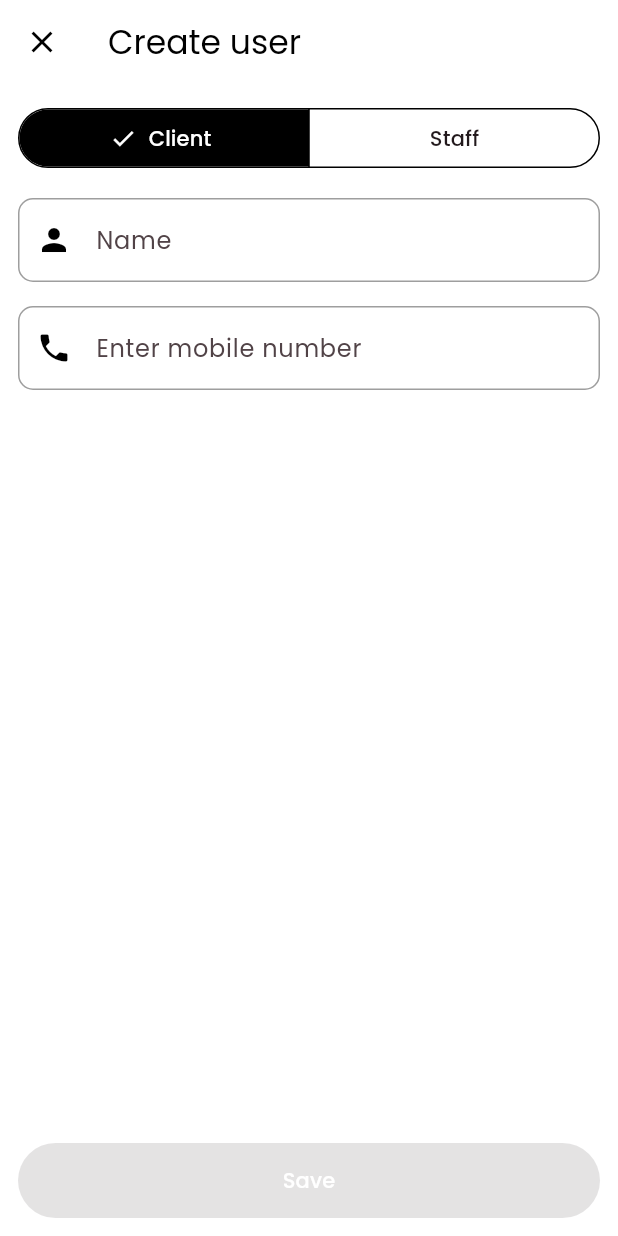
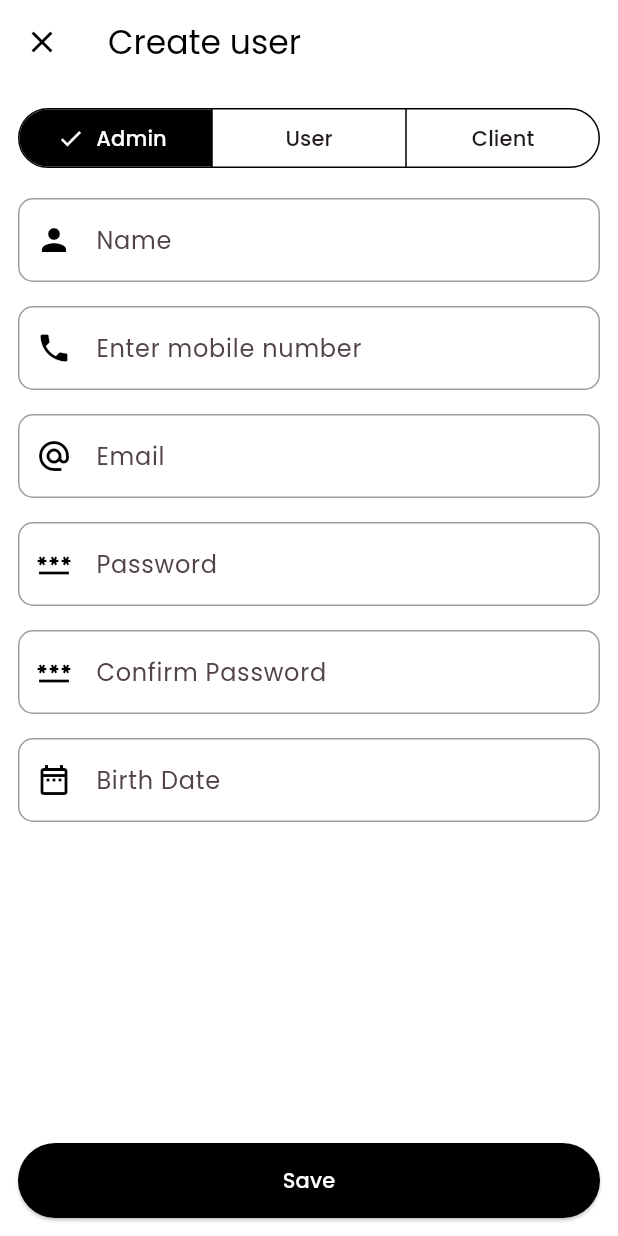
Before and after one commit to Rudrika15/jay-frontend, a Flutter app: the AppUsersView screen opened directly, after a tap on the "add" icon, on a phone screen of 412 x 824 dp. Run offline on Flutter 3.47's test engine with Material 3 defaults, Android fonts, the phone set to English and light mode, and no system bars; our stand-ins replace connectivity_plus, file_picker, firebase_core, firebase_messaging, flutter_local_notifications, get and 3 more; missing offline and left inert: view_more; accounts and stored records are empty; network calls fail.

Commit message:
crete user complete

```diff
--- a/lib/featuers/Admin/page/app_users_view.dart
+++ b/lib/featuers/Admin/page/app_users_view.dart
@@ -13,14 +13,28 @@ import '../../../provider/attendance_provider.dart';
 import '../../../theme/app_colors.dart';
 import '../../../widget/text_form_field_custom.dart';
 
+enum _UserType { Staff, Client }
+
+Future<void> getStaffData(BuildContext context) async {
+  Future.delayed(
+      Duration.zero,
+      () => Provider.of<AttendanceProvider>(context, listen: false)
+          .getStaffList(context));
+}
+
+Future<void> getClientData(BuildContext context) async {
+  Future.delayed(
+      Duration.zero,
+      () => Provider.of<ClientProvider>(context, listen: false)
+          .getClients(context: context));
+}
+
 class AppUsersView extends StatefulWidget {
   const AppUsersView({super.key});
 
   @override
   State<AppUsersView> createState() => _AppUsersState();
 }
-
-enum _UserType { Staff, Client }
 
 class _AppUsersState extends State<AppUsersView> with NavigatorMixin {
   Timer? _debounce;
@@ -31,21 +45,7 @@ class _AppUsersState extends State<AppUsersView> with NavigatorMixin {
   @override
   void initState() {
     super.initState();
-    getStaffData();
-  }
-
-  Future<void> getStaffData() async {
-    Future.delayed(
-        Duration.zero,
-        () => Provider.of<AttendanceProvider>(context, listen: false)
-            .getStaffList(context));
-  }
-
-  Future<void> getClientData() async {
-    Future.delayed(
-        Duration.zero,
-        () => Provider.of<ClientProvider>(context, listen: false)
-            .getClients(context: context));
+    getStaffData(context);
   }
 
   var _filteredStaff = <DailyAttendanceData>[];
@@ -82,13 +82,16 @@ class _AppUsersState extends State<AppUsersView> with NavigatorMixin {
   @override
   Widget build(BuildContext context) {
     return Scaffold(
-      body: SafeArea(
+      appBar: AppBar(
+        automaticallyImplyLeading: false,
+        toolbarHeight: 140,
+        flexibleSpace: SafeArea(
+          child: Padding(
+            padding: const EdgeInsets.fromLTRB(12.0, 12.0, 12.0, 0.0),
             child: Column(
               mainAxisSize: MainAxisSize.min,
               children: [
-            Padding(
-              padding: const EdgeInsets.symmetric(horizontal: 12.0),
-              child: TextFormFieldWidget(
+                TextFormFieldWidget(
                   controller: searchController,
                   prefixWidget: Icon(CupertinoIcons.search),
                   hintText: 'Search',
@@ -111,21 +114,21 @@ class _AppUsersState extends State<AppUsersView> with NavigatorMixin {
                     });
                   },
                 ),
-            ),
                 Row(
                   children: [
                     Expanded(
                       child: Padding(
-                    padding: const EdgeInsets.all(12.0),
+                        padding: const EdgeInsets.symmetric(vertical: 12.0),
                         child: SegmentedButton(
                           segments: [
                             ButtonSegment(
                                 value: _UserType.Staff,
-                            label: Text(_UserType.Staff.name.capitalizeFirst!)),
+                                label: Text(
+                                    _UserType.Staff.name.capitalizeFirst!)),
                             ButtonSegment(
                                 value: _UserType.Client,
-                            label:
-                                Text(_UserType.Client.name.capitalizeFirst!)),
+                                label: Text(
+                                    _UserType.Client.name.capitalizeFirst!)),
                           ],
                           selected: {selectedUserType},
                           onSelectionChanged: (value) => setState(() {
@@ -134,23 +137,46 @@ class _AppUsersState extends State<AppUsersView> with NavigatorMixin {
                             _filteredStaff.clear();
                             isSearching = false;
                             (value.first == _UserType.Staff)
-                            ? getStaffData()
-                            : getClientData();
+                                ? getStaffData(context)
+                                : getClientData(context);
                           }),
                           style: SegmentedButton.styleFrom(
                               shape: RoundedRectangleBorder(
                                   borderRadius: BorderRadius.circular(10)),
                               side: BorderSide(color: AppColors.aPrimary),
                               selectedBackgroundColor: AppColors.aPrimary,
-                          selectedForegroundColor: AppColors.onPrimaryLight),
+                              selectedForegroundColor:
+                                  AppColors.onPrimaryLight),
                         ),
                       ),
                     ),
                   ],
                 ),
-            Consumer<AttendanceProvider>(builder: (context, provider, _) {
+              ],
+            ),
+          ),
+        ),
+      ),
+      body: Consumer<AttendanceProvider>(builder: (context, provider, _) {
         if (selectedUserType == _UserType.Staff) {
           if (isSearching) {
+            return _buildFilteredStaffWidget();
+          } else {
+            return _StaffListWidget();
+          }
+        } else {
+          return _ClientListWidget();
+        }
+      }),
+      floatingActionButton: FloatingActionButton(
+        onPressed: () => push(context, const UserView()),
+        child: const Icon(Icons.add),
+        shape: CircleBorder(),
+      ),
+    );
+  }
+
+  Widget _buildFilteredStaffWidget() {
     return (_filteredStaff.isEmpty)
         ? Center(child: Text('No Staff Found'))
         : ListView.builder(
@@ -163,23 +189,27 @@ class _AppUsersState extends State<AppUsersView> with NavigatorMixin {
                 leading: CircleAvatar(
                     backgroundColor: AppColors.aPrimary,
                     foregroundColor: AppColors.onPrimaryLight,
-                                  child:
-                                      Text(staff.name?[0].toUpperCase() ?? '')),
+                    child: Text(staff.name?[0].toUpperCase() ?? '')),
                 title: Text(staff.name?.capitalizeFirst ?? ''),
               );
             });
-                } else {
+  }
+}
+
+class _StaffListWidget extends StatelessWidget {
+  const _StaffListWidget();
+
+  @override
+  Widget build(BuildContext context) {
+    return Consumer<AttendanceProvider>(builder: (context, provider, _) {
       return provider.isLoading
-                      ? Expanded(
-                          child: Center(child: CircularProgressIndicator()))
+          ? Center(child: CircularProgressIndicator())
           : (provider.staffList?.isEmpty ?? true)
-                          ? Expanded(
-                              child: Center(
+              ? Center(
                   child: Text('No Staff Found'),
-                              ),
                 )
               : RefreshIndicator(
-                              onRefresh: getStaffData,
+                  onRefresh: () => getStaffData(context),
                   child: ListView.builder(
                       shrinkWrap: true,
                       itemCount: provider.staffList?.length ?? 0,
@@ -189,53 +219,42 @@ class _AppUsersState extends State<AppUsersView> with NavigatorMixin {
                           onTap: () {},
                           leading: CircleAvatar(
                               backgroundColor: AppColors.aPrimary,
-                                          foregroundColor:
-                                              AppColors.onPrimaryLight,
-                                          child: Text(
-                                              staff?.name?[0].toUpperCase() ??
-                                                  '')),
-                                      title: Text(
-                                          staff?.name?.capitalizeFirst ?? ''),
+                              foregroundColor: AppColors.onPrimaryLight,
+                              child: Text(staff?.name?[0].toUpperCase() ?? '')),
+                          title: Text(staff?.name?.capitalizeFirst ?? ''),
                         );
                       }),
                 );
+    });
   }
-              } else {
-                return Consumer<ClientProvider>(
-                    builder: (context, provider, _) {
+}
+
+class _ClientListWidget extends StatelessWidget {
+  const _ClientListWidget();
+
+  @override
+  Widget build(BuildContext context) {
+    return Consumer<ClientProvider>(builder: (context, provider, _) {
       return provider.isLoading
-                      ? const Expanded(
-                          child: Center(child: CircularProgressIndicator()))
+          ? Center(child: CircularProgressIndicator())
           : (provider.clientModel?.data?.isEmpty ?? true)
               ? Text('No clients found')
-                          : ListView.builder(
+              : RefreshIndicator(
+                  onRefresh: () => getClientData(context),
+                  child: ListView.builder(
                       shrinkWrap: true,
-                              itemCount:
-                                  provider.clientModel?.data?.length ?? 0,
+                      itemCount: provider.clientModel?.data?.length ?? 0,
                       itemBuilder: (context, index) {
-                                final client =
-                                    provider.clientModel?.data?[index];
+                        final client = provider.clientModel?.data?[index];
                         return ListTile(
                             leading: CircleAvatar(
                                 backgroundColor: AppColors.aPrimary,
-                                        foregroundColor:
-                                            AppColors.onPrimaryLight,
-                                        child: Text(
-                                            client?.name?[0].toUpperCase() ??
-                                                '')),
+                                foregroundColor: AppColors.onPrimaryLight,
+                                child:
+                                    Text(client?.name?[0].toUpperCase() ?? '')),
                             title: Text(client?.name ?? ''));
-                              });
+                      }),
+                );
     });
   }
-            })
-          ],
-        ),
-      ),
-      floatingActionButton: FloatingActionButton(
-        onPressed: () => push(context, const UserView()),
-        child: const Icon(Icons.add),
-        shape: CircleBorder(),
-      ),
-    );
 }
-}
--- a/lib/featuers/Admin/page/user_view.dart
+++ b/lib/featuers/Admin/page/user_view.dart
@@ -1,14 +1,17 @@
 import 'package:flipcodeattendence/mixins/navigator_mixin.dart';
+import 'package:flipcodeattendence/provider/attendance_provider.dart';
 import 'package:flipcodeattendence/widget/custom_elevated_button.dart';
 import 'package:flutter/material.dart';
 import 'package:flutter/services.dart';
 import 'package:get/get.dart';
+import 'package:intl/intl.dart';
+import 'package:provider/provider.dart';
 
 import '../../../helper/string_helper.dart';
 import '../../../theme/app_colors.dart';
 import '../../../widget/text_form_field_custom.dart';
 
-enum _UserType { Client, Staff }
+enum _UserType { Admin, User, Client }
 
 class UserView extends StatefulWidget {
   const UserView({super.key});
@@ -18,29 +21,35 @@ class UserView extends StatefulWidget {
 }
 
 class _UserView extends State<UserView> with NavigatorMixin {
+  final _formKey = GlobalKey<FormState>();
+  final _nameController = TextEditingController();
   final _numberController = TextEditingController();
-  final _nameController = TextEditingController();
-  final buttonEnabled = ValueNotifier<bool>(false);
-  var selectedUserType = _UserType.Client;
-
-  @override
-  void initState() {
-    super.initState();
-    _numberController.addListener(_handleInputChange);
-    _nameController.addListener(_handleInputChange);
-  }
+  final _emailController = TextEditingController();
+  final _passwordController = TextEditingController();
+  final _confirmPasswordController = TextEditingController();
+  final _birthDateController = TextEditingController();
+  var selectedUserType = _UserType.Admin;
 
   @override
   void dispose() {
+    _nameController.dispose();
     _numberController.dispose();
-    _nameController.dispose();
+    _emailController.dispose();
+    _passwordController.dispose();
+    _confirmPasswordController.dispose();
+    _birthDateController.dispose();
     super.dispose();
   }
 
-  void _handleInputChange() {
-    buttonEnabled.value = (_numberController.text.trim().isNotEmpty &&
-            _numberController.text.trim().length == 10) &&
-        (_nameController.text.trim().isNotEmpty);
+  void clearForm() {
+    setState(() {
+      _nameController.clear();
+      _numberController.clear();
+      _emailController.clear();
+      _passwordController.clear();
+      _confirmPasswordController.clear();
+      _birthDateController.clear();
+    });
   }
 
   @override
@@ -53,6 +62,9 @@ class _UserView extends State<UserView> with NavigatorMixin {
       ),
       body: Padding(
         padding: const EdgeInsets.all(12.0),
+        child: SingleChildScrollView(
+          child: Form(
+            key: _formKey,
             child: Column(
               mainAxisSize: MainAxisSize.min,
               children: [
@@ -62,12 +74,16 @@ class _UserView extends State<UserView> with NavigatorMixin {
                       child: SegmentedButton(
                         segments: [
                           ButtonSegment(
+                            value: _UserType.Admin,
+                            label: Text(_UserType.Admin.name.capitalizeFirst!),
+                          ),
+                          ButtonSegment(
+                            value: _UserType.User,
+                            label: Text(_UserType.User.name.capitalizeFirst!),
+                          ),
+                          ButtonSegment(
                             value: _UserType.Client,
                             label: Text(_UserType.Client.name.capitalizeFirst!),
-                      ),
-                      ButtonSegment(
-                        value: _UserType.Staff,
-                        label: Text(_UserType.Staff.name.capitalizeFirst!),
                           )
                         ],
                         selected: {selectedUserType},
@@ -79,26 +95,20 @@ class _UserView extends State<UserView> with NavigatorMixin {
                         style: SegmentedButton.styleFrom(
                             side: BorderSide(color: AppColors.aPrimary),
                             selectedBackgroundColor: AppColors.aPrimary,
-                        selectedForegroundColor:
-                        AppColors.onPrimaryLight),
+                            selectedForegroundColor: AppColors.onPrimaryLight),
                       ),
                     ),
                   ],
                 ),
                 SizedBox(height: 16),
                 TextFormFieldWidget(
-                prefixWidget: Icon(
-                  Icons.person,
-                  color: AppColors.onPrimaryBlack,
-                ),
+                    prefixWidget:
+                        Icon(Icons.person, color: AppColors.onPrimaryBlack),
                     hintText: 'Name',
-                validator: (value) {
-                  if (value == null || value.trim().isEmpty) {
-                    return 'Please enter name';
-                  }
-                  return null;
-                },
-                onChanged: (p0) => _handleInputChange(),
+                    validator: (value) =>
+                        (value == null || value.trim().isEmpty)
+                            ? 'Please enter name'
+                            : null,
                     keyboardType: TextInputType.text,
                     controller: _nameController),
                 SizedBox(height: 16),
@@ -120,27 +130,132 @@ class _UserView extends State<UserView> with NavigatorMixin {
                       FilteringTextInputFormatter.digitsOnly,
                       LengthLimitingTextInputFormatter(10),
                     ],
-                onChanged: (p0) => _handleInputChange(),
                     keyboardType: TextInputType.phone,
                     controller: _numberController),
+                SizedBox(height: 16),
+                TextFormFieldWidget(
+                    prefixWidget: Icon(
+                      Icons.alternate_email_sharp,
+                      color: AppColors.onPrimaryBlack,
+                    ),
+                    hintText: 'Email',
+                    validator: (value) {
+                      return (value?.trim().isEmpty ?? false)
+                          ? 'Email is required'
+                          : !value!.contains(RegExp(StringHelper.emailRegex))
+                              ? 'Enter valid email'
+                              : null;
+                    },
+                    keyboardType: TextInputType.emailAddress,
+                    controller: _emailController),
+                SizedBox(height: 16),
+                TextFormFieldWidget(
+                    prefixWidget: Icon(
+                      Icons.password,
+                      color: AppColors.onPrimaryBlack,
+                    ),
+                    hintText: 'Password',
+                    validator: (value) {
+                      return (value?.trim().isEmpty ?? false)
+                          ? 'Password is required'
+                          : (value!.length < 6)
+                              ? 'Password should be 6 characters long'
+                              : null;
+                    },
+                    keyboardType: TextInputType.number,
+                    controller: _passwordController),
+                SizedBox(height: 16),
+                TextFormFieldWidget(
+                    prefixWidget: Icon(
+                      Icons.password,
+                      color: AppColors.onPrimaryBlack,
+                    ),
+                    hintText: 'Confirm Password',
+                    validator: (value) {
+                      return (value?.trim().isEmpty ?? false)
+                          ? 'Password is required'
+                          : (value!.length < 6)
+                              ? 'Password should be 6 characters long'
+                              : (value.trim() !=
+                                      _passwordController.text.trim())
+                                  ? 'Password does not match'
+                                  : null;
+                    },
+                    keyboardType: TextInputType.number,
+                    controller: _confirmPasswordController),
+                SizedBox(height: 16),
+                TextFormFieldWidget(
+                  readOnly: true,
+                  prefixWidget: Icon(
+                    Icons.date_range_outlined,
+                    color: AppColors.onPrimaryBlack,
+                  ),
+                  hintText: 'Birth Date',
+                  validator: (value) {
+                    return (value?.trim().isEmpty ?? false)
+                        ? 'Birth is required'
+                        : null;
+                  },
+                  controller: _birthDateController,
+                  onTap: () async {
+                    final pickedDate = await showDatePicker(
+                      context: context,
+                      firstDate:
+                          DateTime.now().subtract(Duration(days: 365 * 100)),
+                      lastDate: DateTime.now(),
+                      initialDate: DateTime.now(),
+                      initialEntryMode: DatePickerEntryMode.calendarOnly,
+                    );
+                    if (pickedDate != null) {
+                      _birthDateController.text =
+                          DateFormat('yyyy-MM-dd').format(pickedDate);
+                    }
+                  },
+                ),
               ],
+            ),
+          ),
         ),
       ),
       bottomNavigationBar: Padding(
         padding: const EdgeInsets.all(12.0),
-        child: Row(
+        child: Consumer<AttendanceProvider>(builder: (context, value, _) {
+          return Row(
+            mainAxisAlignment: MainAxisAlignment.center,
             children: [
-            ValueListenableBuilder<bool>(
-                valueListenable: buttonEnabled,
-                builder: (context, enabled, _) {
-                  return Expanded(
+              value.isLoading
+                  ? SizedBox(child: CircularProgressIndicator())
+                  : Expanded(
                       child: CustomElevatedButton(
                           buttonText: 'Save',
-                          onPressed: enabled ? () {} : null));
-                })
+                          onPressed: () {
+                            if (_formKey.currentState!.validate()) {
+                              final userDetails = {
+                                "name": _nameController.text.trim(),
+                                "email": _emailController.text.trim(),
+                                "phone": _numberController.text.trim(),
+                                "password": _passwordController.text.trim(),
+                                "confirm_password":
+                                    _confirmPasswordController.text.trim(),
+                                "roles": selectedUserType.name.trim(),
+                                "birthdate": _birthDateController.text,
+                              };
+                              createUser(userDetails);
+                            }
+                          }))
             ],
-        ),
+          );
+        }),
       ),
     );
   }
+
+  Future<void> createUser(Map<String, String> userDetails) async {
+    await Provider.of<AttendanceProvider>(context, listen: false)
+        .createUser(context, userDetails: userDetails)
+        .then((value) {
+      clearForm();
+      pop(context);
+    });
   }
+}
--- a/lib/helper/api_helper.dart
+++ b/lib/helper/api_helper.dart
@@ -55,9 +55,11 @@ class ApiHelper {
   static String report = '${baseUrl}api/report';
 
   // Admin task
-  // allTask?date=2024-09-18&name=rud
   static String adminAllTask = '${baseUrl}api/allTask';
   static String getAppVersion = '${baseUrl}api/getVersion';
+
+  // Create user
+  static String createUser = '${baseUrl}api/create-user';
 
   final String _appVersion = '1.0.2';
   String get appVersion => _appVersion;
--- a/lib/helper/string_helper.dart
+++ b/lib/helper/string_helper.dart
@@ -109,4 +109,7 @@ class StringHelper {
 
   // Create call page
   static const String createCall = 'Create Call';
+
+
+  static const emailRegex = r'^(([^<>()[\]\\.,;:\s@\"]+(\.[^<>()[\]\\.,;:\s@\"]+)*)|(\".+\"))@((\[[0-9]{1,3}\.[0-9]{1,3}\.[0-9]{1,3}\.[0-9]{1,3}\])|(([a-zA-Z\-0-9]+\.)+[a-zA-Z]{2,}))$';
 }
```
Also changed, not shown: lib/provider/attendance_provider.dart (+25 -0 lines). Lines whose indentation alone changed are shown as unchanged.
